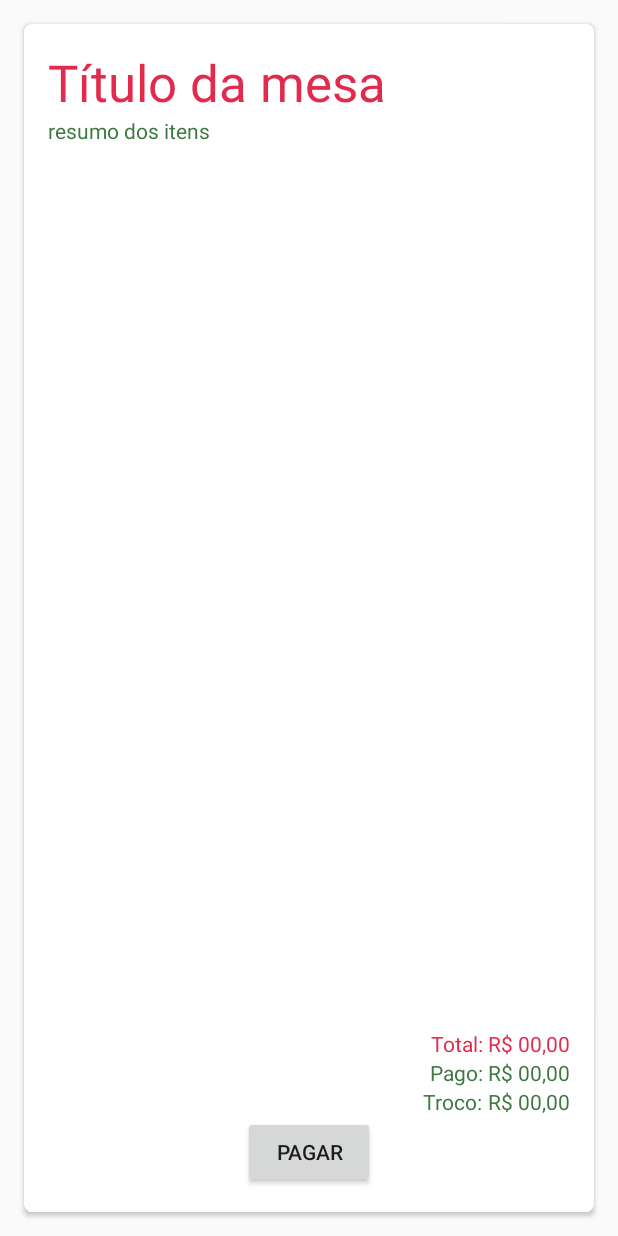
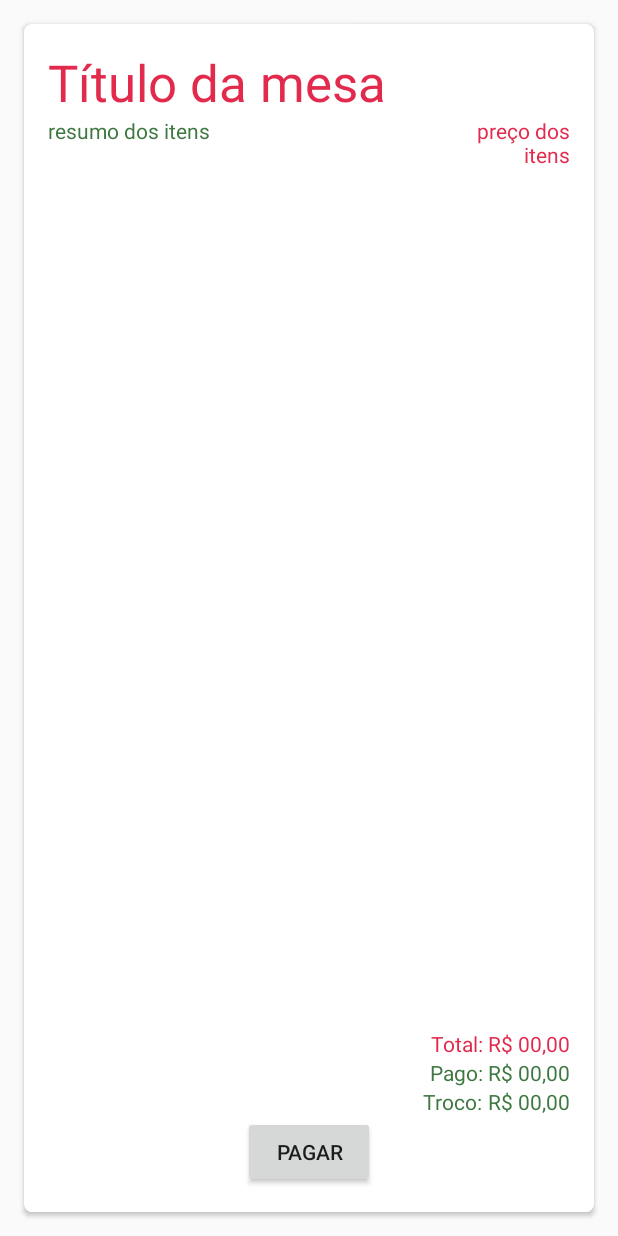
Before and after one commit to arturdearaujo/Proj_Joao-da-Tripa, an Android app: the layout activity_table.xml on its own in the app's theme, with its tools: preview values and no code run, on a phone screen of 412 x 824 dp. Run offline under Robolectric (Android 15) with nearby library versions, the light colour scheme and no system bars.

Commit message:
Release 1.9.2 Melhoria na forma de exibição do resumo dos pedidos da mesa e atualização de preços dos produtos.
PREÇOS ALTERADOS:
- antartica 600ml R$6,50
- itaipava 600ml R$6,00
- Campari R$4,50
- Orloff R$3,50
- Smirnoff R$4,50
- coca 1l R$6,00
- teachers R$5,00

NEXT TODO:
- ajustar a formatação da exibição dos produtos na TableActivity;
- criar filtro para buscar os produtos
- criar forma de cadastrar novos produtos

1) inserir imagens dos itens restantes.
3) Criar caminho invereso para permitir realizar pedido a partir da tela da mesa Table em TableActivity. // Provavelmente apenas encerrando a activity e direcionando o foco para o fragmente do pedido.

```diff
--- a/app/src/main/java/dev/artur/joaodatripa/activities/TableActivity.java
+++ b/app/src/main/java/dev/artur/joaodatripa/activities/TableActivity.java
@@ -38,6 +38,7 @@ public class TableActivity extends AppCompatActivity {
 
     TextView tableTittle;
     TextView tableSummary;
+    TextView tableLinePrice;
     TextView tableTotal;
     Button paymentButton;
 
@@ -240,6 +241,9 @@ public class TableActivity extends AppCompatActivity {
 
         tableSummary = (TextView) findViewById(R.id.table_summary);
         tableSummary.setText(mTable.getTableSummary());
+
+        tableLinePrice = (TextView) findViewById(R.id.table_line_price);
+        tableLinePrice.setText(mTable.getTableLinePrices());
 //        tableSummary.setText("(exemplo)\n01\tÁgua de Coco\t\tR$3,00\n01\tMeota\t\tR$8,00");
 
         tableTotal = (TextView) findViewById(R.id.table_total);
--- a/app/src/main/res/layout/activity_table.xml
+++ b/app/src/main/res/layout/activity_table.xml
@@ -39,14 +39,31 @@
             android:textColor="@color/colorPrimary"
             tools:text="Título da mesa" />
 
-        <TextView
-            android:id="@+id/table_summary"
+        <LinearLayout
             android:layout_width="match_parent"
             android:layout_height="0dp"
             android:layout_weight="1"
-            android:isScrollContainer="true"
-            android:textColor="@color/colorAccent"
-            tools:text="resumo dos itens" />
+            android:isScrollContainer="true">
+
+            <TextView
+                android:id="@+id/table_summary"
+                android:layout_width="0dp"
+                android:layout_height="match_parent"
+                android:layout_weight="0.8"
+                android:isScrollContainer="true"
+                android:textColor="@color/colorAccent"
+                tools:text="resumo dos itens" />
+
+            <TextView
+                android:id="@+id/table_line_price"
+                android:layout_width="0dp"
+                android:layout_height="match_parent"
+                android:layout_weight="0.2"
+                android:isScrollContainer="true"
+                android:textColor="@color/colorPrimary"
+                android:textDirection="rtl"
+                tools:text="preço dos itens" />
+        </LinearLayout>
 
         <LinearLayout
             android:id="@+id/total_table_LinearLayout"
```
Also changed, not shown: app/src/main/java/dev/artur/joaodatripa/elements/Table.java (+28 -3 lines), app/src/main/res/values/strings.xml (+6 -6 lines).
